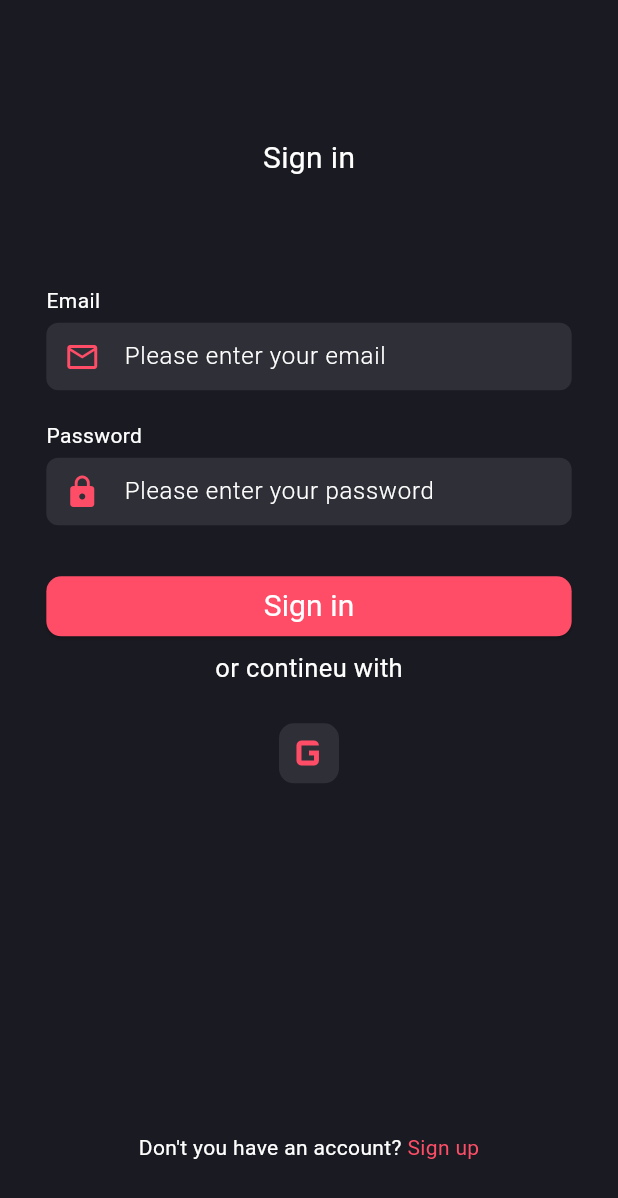
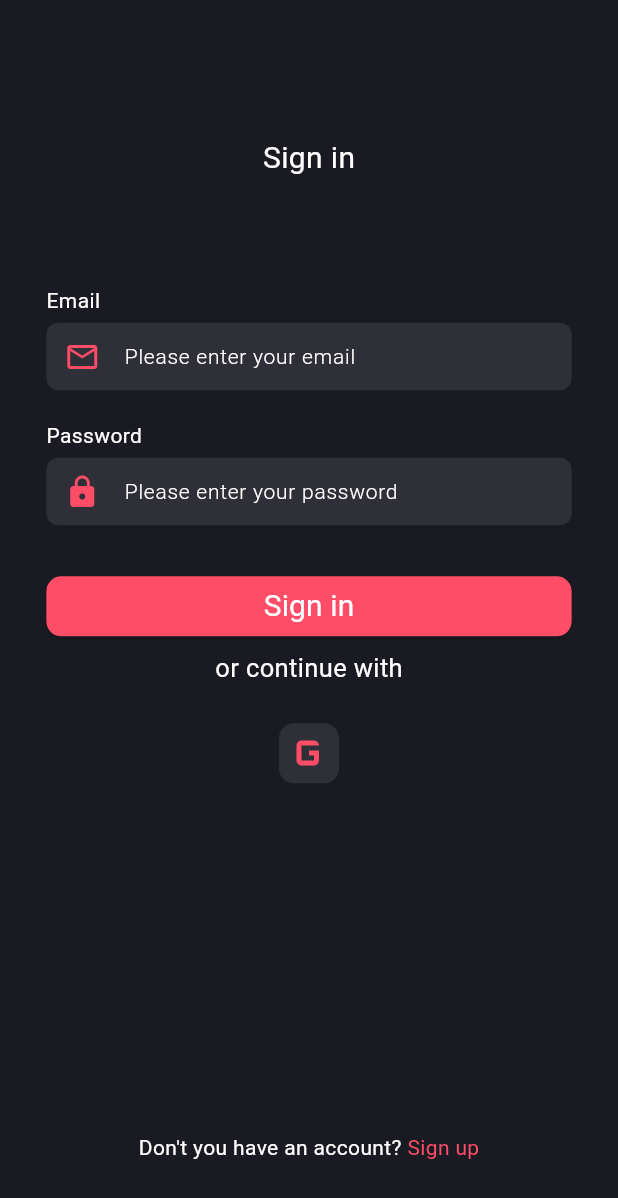
Before and after one commit to muhammed-shadil/social-media-app, a Flutter app: the screen it shows after launch, on a phone screen of 412 x 824 dp. Shown: the top 1198 px of the screen. Run offline on Flutter 3.47's test engine with Material 3 defaults, Android fonts, the phone set to English and light mode, and no system bars.

Commit message:
signin and signup ui

```diff
--- a/lib/Signin_Screen.dart
+++ b/lib/Signin_Screen.dart
@@ -1,10 +1,14 @@
 import 'package:flutter/material.dart';
 import 'package:trek/main_button.dart';
 import 'package:trek/main_textfield.dart';
+import 'package:trek/signup_screen.dart';
+import 'package:trek/utils/constants.dart';
 
 class SigninScreen extends StatelessWidget {
-  const SigninScreen({super.key});
+  SigninScreen({super.key});
 
+  TextEditingController emailcontroller = TextEditingController();
+  TextEditingController passwordcontroller = TextEditingController();
   @override
   Widget build(BuildContext context) {
     return SafeArea(
@@ -23,20 +27,26 @@ class SigninScreen extends StatelessWidget {
                       style: TextStyle(fontSize: 20),
                     ),
                   ),
-                  const Padding(
+                  Padding(
                     padding: EdgeInsets.symmetric(vertical: 20),
                     child: MainTextfield(
-                        preicon: Icons.email_outlined,
-                        hinttext: "Please enter your email",
-                        namefield: "Email"),
+                      preicon: Icons.email_outlined,
+                      hinttext: "Please enter your email",
+                      namefield: "Email",
+                      controller: emailcontroller,
+                      keyboard: TextInputType.emailAddress,
+                      validator: (value) {},
+                    ),
                   ),
-                  const MainTextfield(
-                      preicon: Icons.lock,
-                      hinttext: "Please enter your password",
-                      namefield: "Password"),
-                  const SizedBox(
-                    height: 30,
+                  MainTextfield(
+                    preicon: Icons.lock,
+                    hinttext: "Please enter your password",
+                    namefield: "Password",
+                    keyboard: TextInputType.visiblePassword,
+                    validator: (value) {},
+                    controller: passwordcontroller,
                   ),
+                  constants.height30,
                   MainButton(
                     buttontext: "Sign in",
                     onpressed: () {},
@@ -44,21 +54,21 @@ class SigninScreen extends StatelessWidget {
                   const Padding(
                     padding: EdgeInsets.symmetric(vertical: 5),
                     child: Text(
-                      "or contineu with",
+                      "or continue with",
                       style: TextStyle(fontSize: 17),
                     ),
                   ),
                   Container(
                     margin: const EdgeInsets.only(top: 20),
                     decoration: BoxDecoration(
-                        color: const Color.fromARGB(255, 47, 48, 55),
+                        color: constants.fillcolor,
                         borderRadius: BorderRadius.circular(10)),
                     width: 40,
                     height: 40,
                     child: const Icon(
                       Icons.g_mobiledata,
                       size: 40,
-                      color: Color.fromARGB(255, 255, 77, 103),
+                      color: constants.secodarycolor,
                     ),
                   ),
                   const Spacer(),
@@ -72,10 +82,15 @@ class SigninScreen extends StatelessWidget {
                           style: TextStyle(),
                         ),
                         GestureDetector(
+                          onTap: () {
+                            Navigator.push(
+                                context,
+                                MaterialPageRoute(
+                                    builder: (_) => SignupScreen()));
+                          },
                           child: const Text(
                             "Sign up",
-                            style: TextStyle(
-                                color: Color.fromARGB(255, 255, 77, 103)),
+                            style: TextStyle(color: constants.secodarycolor),
                           ),
                         )
                       ],
--- a/lib/main_button.dart
+++ b/lib/main_button.dart
@@ -1,4 +1,6 @@
 import 'package:flutter/material.dart';
+import 'package:trek/utils/constants.dart';
+import 'package:trek/utils/styles.dart';
 
 class MainButton extends StatelessWidget {
   const MainButton({super.key, required this.buttontext, this.onpressed});
@@ -14,13 +16,9 @@ class MainButton extends StatelessWidget {
           shape: RoundedRectangleBorder(
             borderRadius: BorderRadius.circular(10),
           ),
-          backgroundColor: const Color.fromARGB(255, 255, 77, 103),
+          backgroundColor: constants.secodarycolor,
         ),
-        child: Text(
-          buttontext,
-          style: const TextStyle(
-              color: Colors.white, fontSize: 20, fontWeight: FontWeight.w400),
-        ),
+        child: Text(buttontext, style: styles.mainbuttontext),
       ),
     );
   }
--- a/lib/main_textfield.dart
+++ b/lib/main_textfield.dart
@@ -1,14 +1,22 @@
 import 'package:flutter/material.dart';
+import 'package:flutter/services.dart';
+import 'package:trek/utils/constants.dart';
+import 'package:trek/utils/styles.dart';
 
 class MainTextfield extends StatelessWidget {
   const MainTextfield(
       {super.key,
       required this.preicon,
       required this.hinttext,
-      required this.namefield});
+      required this.namefield,
+      required this.keyboard,
+      required this.validator, this.controller});
   final IconData preicon;
   final String hinttext;
   final String namefield;
+  final TextInputType keyboard;
+final TextEditingController? controller;
+  final String? Function(dynamic value) validator;
   @override
   Widget build(BuildContext context) {
     return SizedBox(
@@ -23,20 +31,26 @@ class MainTextfield extends StatelessWidget {
           SizedBox(
             height: 45,
             child: TextFormField(
-              style: const TextStyle(color: Colors.white),
+              textInputAction: TextInputAction.next,
+              inputFormatters: [
+                FilteringTextInputFormatter.deny(RegExp(r'\s')),
+              ],controller: controller,
+              validator: validator,
+              keyboardType: keyboard,
+              autovalidateMode: AutovalidateMode.onUserInteraction,
+              style: const TextStyle(color: constants.white),
               decoration: InputDecoration(
-                contentPadding: EdgeInsets.all(10),
+                contentPadding: const EdgeInsets.all(10),
                 hintText: hinttext,
-                hintStyle: const TextStyle(
-                    color: Colors.white, fontWeight: FontWeight.w300),
+                hintStyle: styles.textfieldhintstyle,
                 prefixIcon: Icon(
                   preicon,
-                  color: const Color.fromARGB(255, 255, 77, 103),
+                  color: constants.secodarycolor,
                 ),
                 border: OutlineInputBorder(
                     borderRadius: BorderRadius.circular(8),
                     borderSide: BorderSide.none),
-                fillColor: const Color.fromARGB(255, 47, 48, 55),
+                fillColor: constants.fillcolor,
                 filled: true,
               ),
             ),
--- /dev/null
+++ b/lib/utils/constants.dart
@@ -0,0 +1,18 @@
+import 'package:flutter/material.dart';
+
+class constants {
+  static const Color backgroundColor = Color.fromARGB(255, 26, 27, 34);
+  static const Color secodarycolor = Color.fromARGB(255, 255, 77, 103);
+  static const Color fillcolor = Color.fromARGB(255, 47, 48, 55);
+  static const Color white = Colors.white;
+// -----------------------------heights --------------------
+  static const SizedBox height30 = SizedBox(
+    height: 30,
+  );
+  static const SizedBox height20 = SizedBox(
+    height: 20,
+  );
+  static const SizedBox height10 = SizedBox(
+    height: 10,
+  );
+}
--- /dev/null
+++ b/lib/utils/styles.dart
@@ -0,0 +1,12 @@
+import 'package:flutter/material.dart';
+import 'package:trek/utils/constants.dart';
+
+class styles {
+// -----------------------------textstyles ---------------------------
+
+  static const TextStyle fontSize20 = TextStyle(fontSize: 20);
+  static const TextStyle textfieldhintstyle = TextStyle(
+      color: constants.white, fontWeight: FontWeight.w300, fontSize: 14);
+  static const TextStyle mainbuttontext =
+      TextStyle(color: Colors.white, fontSize: 20, fontWeight: FontWeight.w400);
+}
```
Also changed, not shown: lib/main.dart (+11 -10 lines), lib/signup_screen.dart (added, +98 -0 lines).
